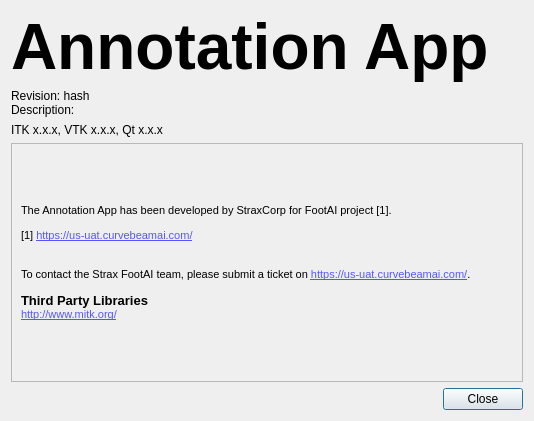
Old version of the form Modules/QtWidgetsExt/src/QmitkAboutDialogGUI.ui in the repository StraxCorp/MITK-Strax.
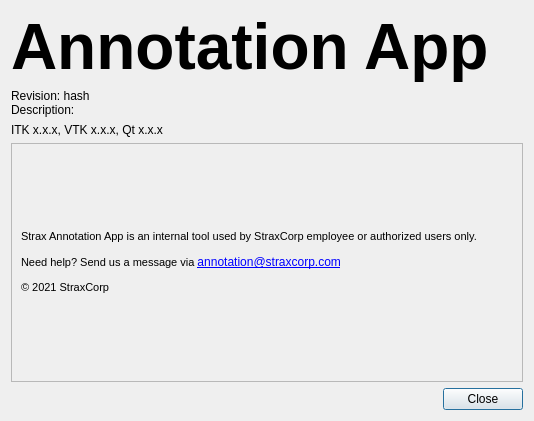
New version of the form.

Diff of the .ui file:
```diff
--- a/Modules/QtWidgetsExt/src/QmitkAboutDialogGUI.ui
+++ b/Modules/QtWidgetsExt/src/QmitkAboutDialogGUI.ui
@@ -107,7 +107,7 @@
        <item row="0" column="0">
         <widget class="QLabel" name="m_AboutLabel">
          <property name="text">
-          <string>&lt;html&gt;&lt;head/&gt;&lt;body&gt;&lt;p&gt;&lt;span style=&quot; font-size:8pt;&quot;&gt;The Annotation App has been developed by StraxCorp for FootAI project [1].&lt;/span&gt;&lt;/p&gt;&lt;p&gt;&lt;span style=&quot; font-size:8pt;&quot;&gt;[1] &lt;/span&gt;&lt;a href=&quot;https://us-uat.curvebeamai.com/&quot;&gt;&lt;span style=&quot; font-size:8pt; text-decoration: underline; color:#5555ff;&quot;&gt;https://us-uat.curvebeamai.com/&lt;br/&gt;&lt;/span&gt;&lt;/a&gt;&lt;/p&gt;&lt;p&gt;&lt;span style=&quot; font-size:8pt;&quot;&gt;To contact the Strax FootAI team, please submit a ticket on &lt;/span&gt;&lt;a href=&quot;https://us-uat.curvebeamai.com/&quot;&gt;&lt;span style=&quot; font-size:8pt; text-decoration: underline; color:#5555ff;&quot;&gt;https://us-uat.curvebeamai.com/&lt;/span&gt;&lt;/a&gt;&lt;span style=&quot; font-size:8pt;&quot;&gt;.&lt;/span&gt;&lt;/p&gt;&lt;p&gt;&lt;span style=&quot; font-size:10pt; font-weight:600;&quot;&gt;Third Party Libraries&lt;br/&gt;&lt;/span&gt;&lt;a href=&quot;http://www.mitk.org/&quot;&gt;&lt;span style=&quot; font-size:8pt; text-decoration: underline; color:#5555ff;&quot;&gt;http://www.mitk.org/&lt;/span&gt;&lt;/a&gt;&lt;/p&gt;&lt;/body&gt;&lt;/html&gt;</string>
+          <string>&lt;html&gt;&lt;head /&gt;&lt;body&gt;&lt;p&gt;&lt;span style=&quot; font-size:8pt;&quot;&gt;Strax Annotation App is an internal tool used by StraxCorp employee or authorized users only.&lt;/span&gt;&lt;/p&gt;&lt;p&gt;&lt;span style=&quot; font-size:8pt;&quot;&gt;Need help? Send us a message via &lt;/span&gt;&lt;a href=&quot;annotation@straxcorp.com&quot;&gt;&lt;spanstyle=&quot; font-size:8pt; text-decoration: underline; color:#5555ff;&quot;&gt;annotation@straxcorp.com&lt;/span&gt;&lt;/a&gt;&lt;/p&gt;&lt;p&gt;&lt;span style=&quot; font-size:8pt;&quot;&gt;© 2021 StraxCorp&lt;/span&gt;&lt;/p&gt;&lt;/body&gt;&lt;/html&gt;</string>
          </property>
          <property name="wordWrap">
           <bool>true</bool>
```
